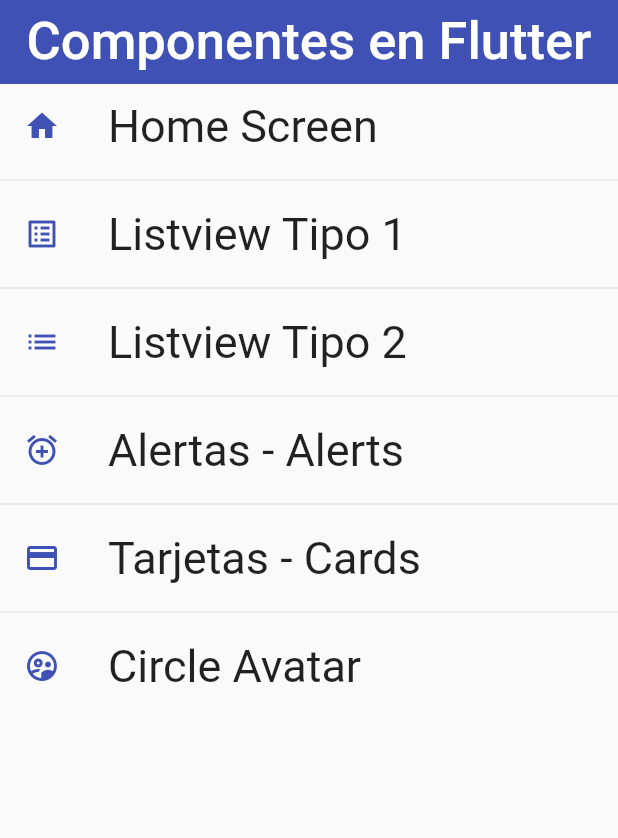
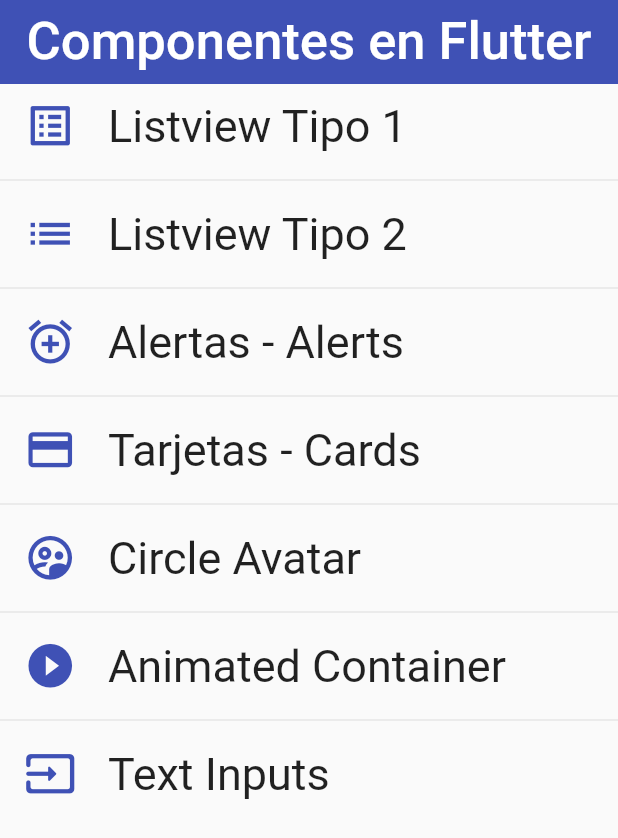
Before and after one commit to chicho69-cesar/flutter-components-app, a Flutter app: the screen it shows after launch, on a phone screen of 412 x 824 dp. Shown: the top 838 px of the screen. Run offline on Flutter 3.47's test engine with Material 2 defaults, Android fonts, the phone set to English and light mode, and no system bars.

Commit message:
modified the App Router

```diff
--- a/lib/router/app_routes.dart
+++ b/lib/router/app_routes.dart
@@ -7,17 +7,19 @@ class AppRoutes {
   static const initialRoute = 'home';
 
   static final menuOptions = <MenuOption>[
-    // TODO: borrar home
-    MenuOption(route: 'home', name: 'Home Screen', screen: const HomeScreen(), icon: Icons.home),
+    // MenuOption(route: 'home', name: 'Home Screen', screen: const HomeScreen(), icon: Icons.home),
     MenuOption(route: 'listview1', name: 'Listview Tipo 1', screen: const Listview1Screen(), icon: Icons.list_alt),
     MenuOption(route: 'listview2', name: 'Listview Tipo 2', screen: const Listview2Screen(), icon: Icons.list),
     MenuOption(route: 'alert', name: 'Alertas - Alerts', screen: const AlertScreen(), icon: Icons.add_alarm_outlined),
     MenuOption(route: 'card', name: 'Tarjetas - Cards', screen: const CardScreen(), icon: Icons.credit_card),
     MenuOption(route: 'avatar', name: 'Circle Avatar', screen: const AvatarScreen(), icon: Icons.supervised_user_circle_outlined),
+    MenuOption(route: 'animated', name: 'Animated Container', screen: const AnimatedScreen(), icon: Icons.play_circle_fill_outlined),
+    MenuOption(route: 'inputs', name: 'Text Inputs', screen: const InputsScreen(), icon: Icons.input_rounded),
   ];
 
   static Map<String, Widget Function(BuildContext)> getAppRoutes() {
     Map<String, Widget Function(BuildContext)> appRoutes = {};
+    appRoutes.addAll({ 'home':(BuildContext context) => const HomeScreen() });
 
     for (final option in menuOptions) {
       appRoutes.addAll({ option.route: (BuildContext context) => option.screen });
--- a/lib/screens/home_screen.dart
+++ b/lib/screens/home_screen.dart
@@ -20,7 +20,11 @@ class HomeScreen extends StatelessWidget {
       body: ListView.separated(
         itemCount: AppRoutes.menuOptions.length,
         itemBuilder: (context, index) => ListTile(
-          leading: Icon(AppRoutes.menuOptions[index].icon, color: AppTheme.primary,),
+          leading: Icon(
+            AppRoutes.menuOptions[index].icon,
+            color: AppTheme.primary,
+            size: 35,
+          ),
           title: Text(
             AppRoutes.menuOptions[index].name,
             style: const TextStyle(fontSize: 30),
--- a/lib/screens/screens.dart
+++ b/lib/screens/screens.dart
@@ -4,3 +4,5 @@ export 'package:fl_components/screens/listview2_screen.dart';
 export 'package:fl_components/screens/alert_screen.dart';
 export 'package:fl_components/screens/card_screen.dart';
 export 'package:fl_components/screens/avatar_screen.dart';
+export 'package:fl_components/screens/animated_screen.dart';
+export 'package:fl_components/screens/inputs_screen.dart';
--- a/lib/theme/app_theme.dart
+++ b/lib/theme/app_theme.dart
@@ -10,7 +10,11 @@ class AppTheme {
     // Appbar Theme
     appBarTheme: const AppBarTheme(
       color: primary,
-      elevation: 0
+      elevation: 0,
+      iconTheme: IconThemeData(
+        size: 35,
+        color: Colors.white
+      )
     ),
 
     textButtonTheme: TextButtonThemeData(
```
